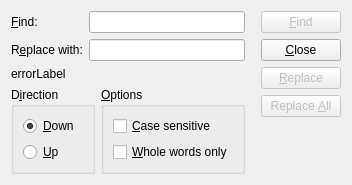
Above: tools/mcrl2xi-qt/findreplacedialog.ui from gijskant/mcrl2-pmc before the change. Below: the same form after it.
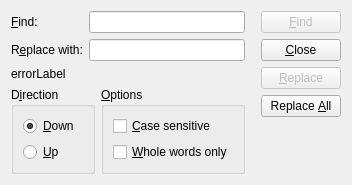
That is the form after the change.

Commit message: Finished Find and Replace dialog. Updated DocumentManager with minor fixes/changes.

The edit to the form file:
```diff
--- a/tools/mcrl2xi-qt/findreplacedialog.ui
+++ b/tools/mcrl2xi-qt/findreplacedialog.ui
@@ -147,7 +147,7 @@
      <item>
       <widget class="QPushButton" name="replaceAllButton">
        <property name="enabled">
-        <bool>false</bool>
+        <bool>true</bool>
        </property>
        <property name="text">
         <string>Replace &amp;All</string>
```
The commit also changes 7 other files.
